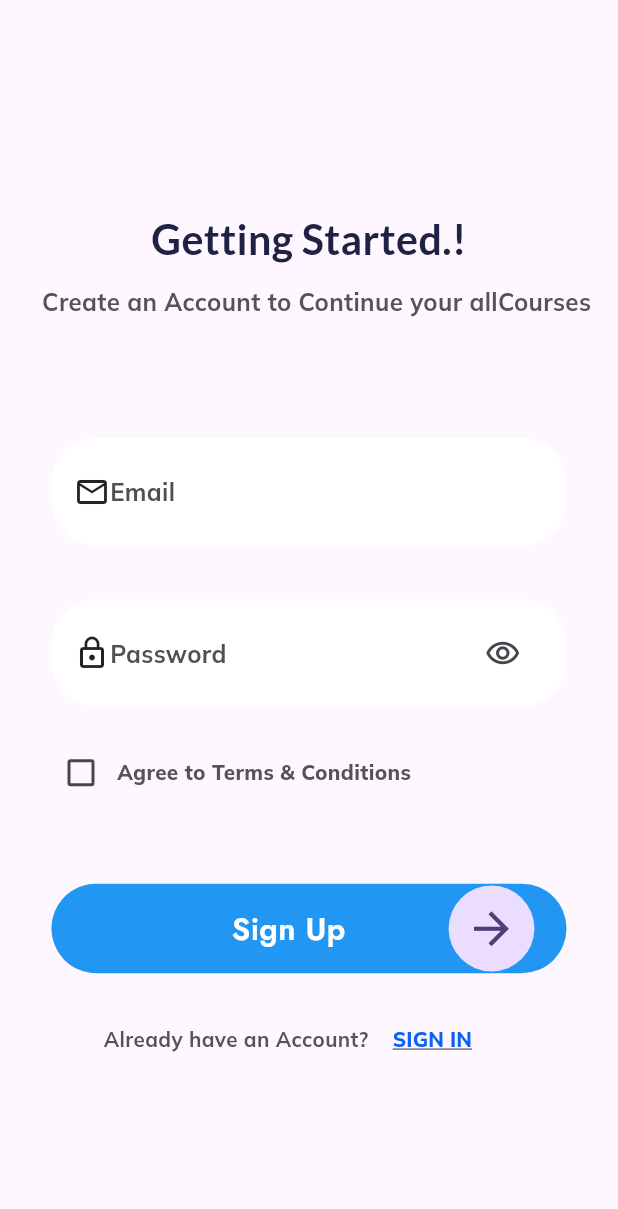
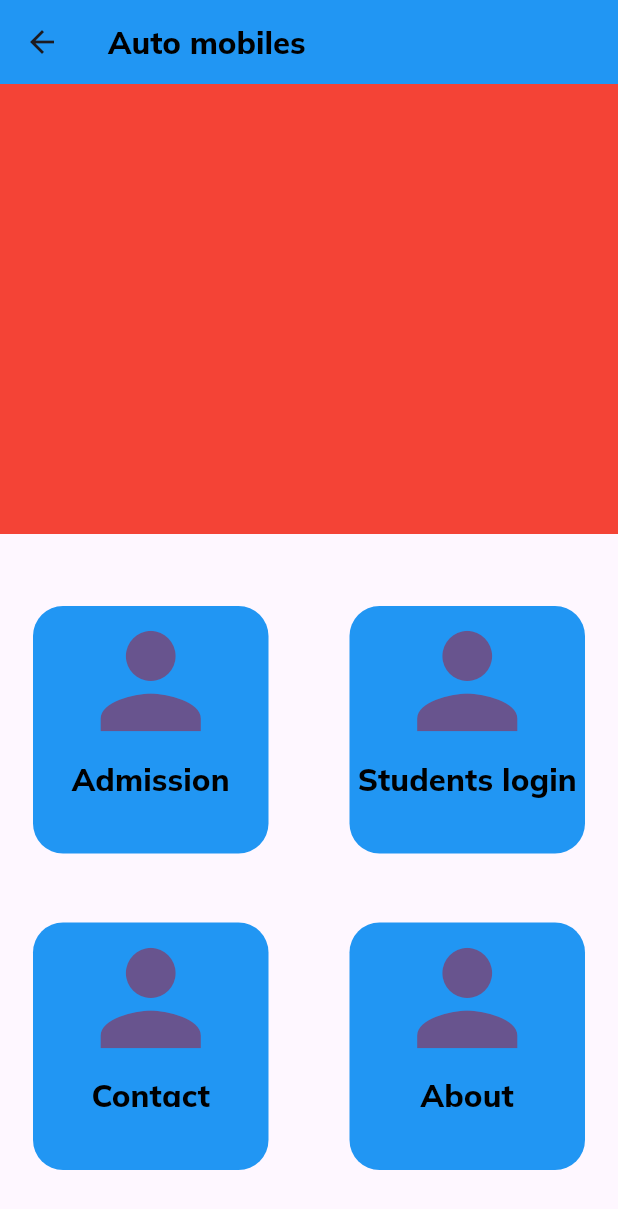
Before and after one commit to Rahul2080/e-learn, a Flutter app: the screen it shows after launch, on a phone screen of 412 x 824 dp. Shown: the top 1209 px of the screen. Run offline on Flutter 3.47's test engine with Material 3 defaults, Android fonts, the phone set to English and light mode, and no system bars; our stand-ins replace datetime_picker_formfield, firebase_core, flutter_screenutil, font_awesome_flutter, google_fonts; accounts and stored records are empty.

Commit message:
second learn

```diff
--- /dev/null
+++ b/lib/about.dart
@@ -0,0 +1,15 @@
+import 'package:flutter/material.dart';
+
+class About extends StatefulWidget {
+  const About({super.key});
+
+  @override
+  State<About> createState() => _AboutState();
+}
+
+class _AboutState extends State<About> {
+  @override
+  Widget build(BuildContext context) {
+    return Scaffold();
+  }
+}
--- /dev/null
+++ b/lib/contact.dart
@@ -0,0 +1,15 @@
+import 'package:flutter/material.dart';
+
+class Contact extends StatefulWidget {
+  const Contact({super.key});
+
+  @override
+  State<Contact> createState() => _ContactState();
+}
+
+class _ContactState extends State<Contact> {
+  @override
+  Widget build(BuildContext context) {
+    return Scaffold();
+  }
+}
--- /dev/null
+++ b/lib/home.dart
@@ -0,0 +1,111 @@
+import 'package:firebase_base/about.dart';
+import 'package:firebase_base/admission.dart';
+import 'package:firebase_base/contact.dart';
+import 'package:flutter/material.dart';
+import 'package:flutter_screenutil/flutter_screenutil.dart';
+import 'package:google_fonts/google_fonts.dart';
+
+import 'login.dart';
+
+class Home extends StatefulWidget {
+  const Home({super.key});
+
+  @override
+  State<Home> createState() => _HomeState();
+}
+
+class _HomeState extends State<Home> {
+  List<String> txt = ["Admission", "Students login", "Contact", "About"];
+
+  @override
+  Widget build(BuildContext context) {
+    return Scaffold(
+      appBar: AppBar(
+        backgroundColor: Colors.blue,
+        title: Text(
+          "Auto mobiles",
+          style: GoogleFonts.mulish(
+            textStyle: TextStyle(
+              color: Colors.black,
+              fontSize: 18.sp,
+              fontWeight: FontWeight.w800,
+            ),
+          ),
+        ),
+      ),
+      body: SingleChildScrollView(
+        child: Column(children: [
+          Container(
+            width: double.infinity,
+            height: 300,
+            color: Colors.red,
+          ),
+          SizedBox(height: 30),
+          GridView.count(
+            crossAxisCount: 2,
+            crossAxisSpacing: 10.0,
+            mainAxisSpacing: 10.0,
+            shrinkWrap: true,
+            children: List.generate(
+              txt.length,
+              (index) {
+                return Padding(
+                  padding: const EdgeInsets.all(10.0),
+                  child: TextButton(
+                    onPressed: () {
+                      if(index==0){
+                        Navigator.of(context)
+                            .push(MaterialPageRoute(builder: (_) => Admission()));
+                      }
+                      if(index==1){
+                        Navigator.of(context)
+                            .push(MaterialPageRoute(builder: (_) => Login()));
+                      }
+                      if(index==2){
+                        Navigator.of(context)
+                            .push(MaterialPageRoute(builder: (_) => Contact()));
+                      }
+                      if(index==3){
+                        Navigator.of(context)
+                            .push(MaterialPageRoute(builder: (_) => About()));
+                      }
+
+                    },
+                    child: Container(
+                      width: 250,
+                      height: 180,
+                      decoration: ShapeDecoration(
+                        color: Colors.blue,
+                        shape: RoundedRectangleBorder(
+                          borderRadius: BorderRadius.circular(20),
+                        ),
+                      ),
+                      child: Column(
+                        children: [
+                          Icon(
+                            Icons.person,
+                            size: 100,
+                          ),
+                          Text(
+                            txt[index],textAlign: TextAlign.center,
+                            style: GoogleFonts.mulish(
+                              textStyle: TextStyle(
+                                color: Colors.black,
+                                fontSize: 18.sp,
+                                fontWeight: FontWeight.w800,
+                              ),
+                            ),
+                          ),
+                        ],
+                      ),
+                    ),
+                  ),
+                );
+              },
+            ),
+          ),
+        ]),
+      ),
+    );
+  }
+}
--- a/lib/login.dart
+++ b/lib/login.dart
@@ -1,24 +1,38 @@
 import 'package:firebase_base/sign.dart';
+import 'package:firebase_base/student.dart';
 import 'package:flutter/material.dart';
 import 'package:flutter_screenutil/flutter_screenutil.dart';
 import 'package:font_awesome_flutter/font_awesome_flutter.dart';
 import 'package:google_fonts/google_fonts.dart';
 
-class login extends StatefulWidget {
-  const login({super.key});
+class Login extends StatefulWidget {
+  const Login({super.key});
 
   @override
-  State<login> createState() => _loginState();
+  State<Login> createState() => _LoginState();
 }
 
-class _loginState extends State<login> {
+class _LoginState extends State<Login> {
   bool ischeck = false;
   bool value = false;
 
   @override
   Widget build(BuildContext context) {
     return Scaffold(
-      body: Column(
+      appBar: AppBar(backgroundColor: Colors.blue,
+        title: Text(
+          "Auto mobiles",
+          style: GoogleFonts.mulish(
+            textStyle: TextStyle(
+              color: Colors.black,
+              fontSize: 18.sp,
+              fontWeight: FontWeight.w800,
+            ),
+          ),
+        ),
+      ),
+      body: SingleChildScrollView(
+        child: Column(
           children: [
             Padding(
               padding: const EdgeInsets.only(top: 140),
@@ -50,29 +64,17 @@ class _loginState extends State<login> {
               padding: const EdgeInsets.only(top: 80),
               child: Container(
                 width: 300.w,
-              height: 60.h,
+                height: 50.h,
                 decoration: ShapeDecoration(
                   color: Colors.white,
                   shape: RoundedRectangleBorder(
-                  borderRadius: BorderRadius.circular(30),
+                    borderRadius: BorderRadius.circular(14),
                   ),
                 ),
-              child: Padding(
-                padding: const EdgeInsets.only(left: 15),
-                child: Row(
-                  children: [
-                    Icon(Icons.mail_outline),
-                    Text(
-                      'Email',
-                      style: GoogleFonts.mulish(
-                        textStyle: TextStyle(
-                            color: Color(0xFF505050),
-                            fontSize: 14.sp,
-                            fontWeight: FontWeight.w700),
-                      ),
-                    ),
-                  ],
-                ),
+                child: TextField(
+                  decoration: InputDecoration(
+                      border: OutlineInputBorder(borderSide: BorderSide.none),
+                      labelText: "Student id"),
                 ),
               ),
             ),
@@ -81,29 +83,18 @@ class _loginState extends State<login> {
             ),
             Container(
               width: 300.w,
-            height: 60.h,
+              height: 50.h,
               decoration: ShapeDecoration(
                 color: Colors.white,
                 shape: RoundedRectangleBorder(
-                borderRadius: BorderRadius.circular(30),
+                  borderRadius: BorderRadius.circular(14),
                 ),
               ),
-            child: Padding(
-              padding: const EdgeInsets.only(left: 15),
-              child: Row(
-                children: [
-                  Icon(Icons.lock_outline),
-                  Text(
-                    'Password',
-                    style: GoogleFonts.mulish(
-                      textStyle: TextStyle(
-                          color: Color(0xFF505050),
-                          fontSize: 14.sp,
-                          fontWeight: FontWeight.w700),
-                    ),
-                  ),
-                  SizedBox(width: 140.w),
-                  IconButton(
+              child: TextField(
+                decoration: InputDecoration(
+                  border: OutlineInputBorder(borderSide: BorderSide.none),
+                  labelText: "Password",
+                  suffix: IconButton(
                     icon: value == true
                         ? FaIcon(FontAwesomeIcons.eyeSlash)
                         : Icon(Icons.remove_red_eye_outlined),
@@ -115,7 +106,6 @@ class _loginState extends State<login> {
                       );
                     },
                   ),
-                ],
                 ),
               ),
             ),
@@ -123,8 +113,14 @@ class _loginState extends State<login> {
               padding: const EdgeInsets.only(left: 30, top: 20),
               child: Row(
                 children: [
-                Checkbox(
+                  CircleAvatar(
+                    backgroundColor: Colors.green,
+                    radius: 12,
+                    child: Checkbox(
+                      checkColor: Colors.green,
+                      activeColor: Colors.white,
                       value: ischeck,
+                      shape: CircleBorder(),
                       onChanged: (value) {
                         setState(
                           () {
@@ -132,6 +128,7 @@ class _loginState extends State<login> {
                           },
                         );
                       },
+                    ),
                   ),
                   Text(
                     'Agree to Terms & Conditions',
@@ -149,6 +146,11 @@ class _loginState extends State<login> {
             ),
             Padding(
               padding: const EdgeInsets.only(top: 50),
+              child: TextButton(
+                onPressed: () {
+                  Navigator.of(context)
+                      .push(MaterialPageRoute(builder: (_) => Student()));
+                },
                 child: Container(
                   width: 300.w,
                   height: 50.h,
@@ -163,7 +165,7 @@ class _loginState extends State<login> {
                     child: Row(
                       children: [
                         Text(
-                      'Sign Up',
+                          'Login',
                           style: GoogleFonts.jost(
                             textStyle: TextStyle(
                               color: Colors.white,
@@ -172,7 +174,7 @@ class _loginState extends State<login> {
                             ),
                           ),
                         ),
-                    SizedBox(width: 60.w),
+                        SizedBox(width: 91.w),
                         CircleAvatar(
                           radius: 25.r,
                           child: Icon(
@@ -181,6 +183,7 @@ class _loginState extends State<login> {
                           ),
                         ),
                       ],
+                    ),
                   ),
                 ),
               ),
@@ -202,7 +205,7 @@ class _loginState extends State<login> {
                   TextButton(
                     onPressed: () {
                       Navigator.of(context)
-                        .push(MaterialPageRoute(builder: (_) => sign()));
+                          .push(MaterialPageRoute(builder: (_) => Sign()));
                     },
                     child: Text(
                       'SIGN IN',
@@ -210,7 +213,8 @@ class _loginState extends State<login> {
                         textStyle: TextStyle(
                           color: Color(0xFF0961F5),
                           fontSize: 12.sp,
-                        fontWeight: FontWeight.w800,decoration: TextDecoration.underline,
+                          fontWeight: FontWeight.w800,
+                          decoration: TextDecoration.underline,
                         ),
                       ),
                     ),
@@ -220,6 +224,7 @@ class _loginState extends State<login> {
             ),
           ],
         ),
+      ),
     );
   }
 }
--- a/lib/main.dart
+++ b/lib/main.dart
@@ -47,7 +47,7 @@ class MyApp extends StatelessWidget {
                 colorScheme: ColorScheme.fromSeed(seedColor: Colors.deepPurple),
                 useMaterial3: true,
               ),
-              home: splash()
+              home: Splash()
           );
         });
   }
--- a/pubspec.yaml
+++ b/pubspec.yaml
@@ -39,6 +39,8 @@ dependencies:
   flutter_screenutil: ^5.9.3
   font_awesome_flutter: ^10.7.0
   google_fonts: ^6.2.1
+  datetime_picker_formfield: ^2.0.1
+  intl: ^0.19.0
 
 dev_dependencies:
   flutter_test:
```
Also changed, not shown: lib/admission.dart (added, +129 -0 lines), lib/sign.dart (+26 -49 lines), lib/splash.dart (+6 -5 lines), lib/student.dart (added, +180 -0 lines), pubspec.lock. Lines whose indentation alone changed are shown as unchanged.
